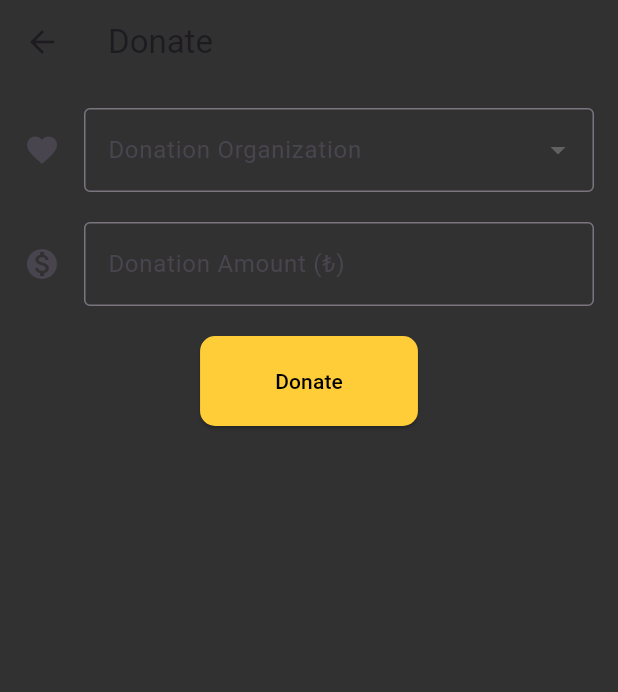
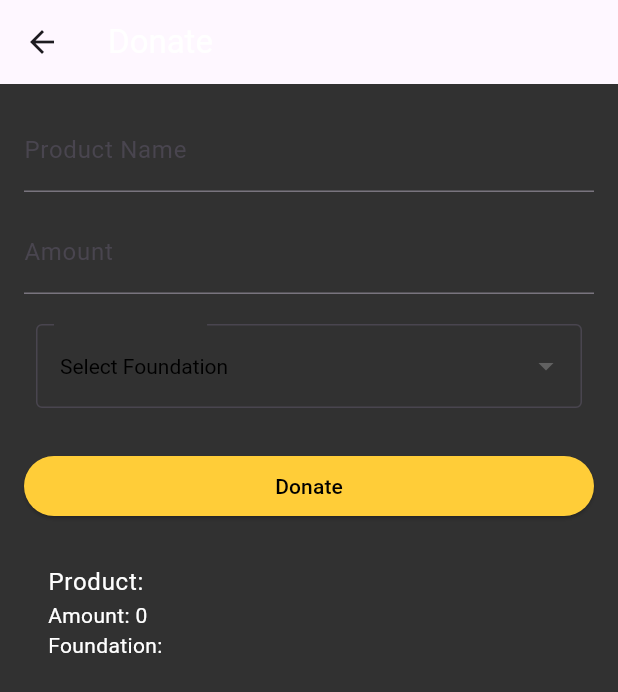
Before and after one commit to iremmanaz/DisasterPal-App, a Flutter app: the DonationPage screen opened by its route, after a tap on "Donate", on a phone screen of 412 x 824 dp. Shown: the top 692 px of the screen. Run offline on Flutter 3.47's test engine with Material 3 defaults, Android fonts, the phone set to English and light mode, and no system bars; our stand-ins replace flutter_map, geolocator, latlong2, shared_preferences, sqflite, timezone; accounts and stored records are empty.

Commit message:
donation

```diff
--- /dev/null
+++ b/lib/donation_data.dart
@@ -0,0 +1,28 @@
+import 'package:flutter/material.dart';
+
+class Donation {
+  String productName;
+  int quantity;
+  String organization;
+
+  Donation(
+      {required this.productName,
+      required this.quantity,
+      required this.organization});
+
+  Map<String, dynamic> toJson() {
+    return {
+      'productName': productName,
+      'quantity': quantity,
+      'organization': organization,
+    };
+  }
+
+  factory Donation.fromJson(Map<String, dynamic> json) {
+    return Donation(
+      productName: json['productName'],
+      quantity: json['quantity'],
+      organization: json['organization'],
+    );
+  }
+}
--- a/lib/donation_page.dart
+++ b/lib/donation_page.dart
@@ -1,4 +1,6 @@
+import 'package:first_app/donation_data.dart';
 import 'package:flutter/material.dart';
+import 'donation_data.dart'; // İlgili sınıfı içe aktarın
 
 class DonationPage extends StatefulWidget {
   @override
@@ -6,107 +8,141 @@ class DonationPage extends StatefulWidget {
 }
 
 class _DonationPageState extends State<DonationPage> {
-  final _formKey = GlobalKey<FormState>();
-  String _chosenOrganization = 'Choose an Organization';
-  double _donationAmount = 0.0;
+  TextEditingController productNameController = TextEditingController();
+  TextEditingController quantityController = TextEditingController();
+  TextEditingController organizationController = TextEditingController();
 
-  List<String> organizations = [
-    'Red Crescent',
-    'Lösev',
-    'TEMA Foundation',
-    'Ahbap Association',
+  List<Donation> donations = [];
+  String selectedFoundationType = 'Select Foundation';
+  List<String> foundationTypes = [
+    'Yeşilay',
+    'Akut',
+    'Kızılay',
+    'Ahbap',
   ];
 
   @override
   Widget build(BuildContext context) {
     return Scaffold(
       appBar: AppBar(
-        title: Text('Donate'),
-        backgroundColor: const Color.fromARGB(255, 49, 49, 49),
+        title: Text(
+          'Donate',
+          style: TextStyle(color: Colors.white), // Renk ataması
+        ),
       ),
       body: Padding(
-        padding: const EdgeInsets.all(16.0),
-        child: Form(
-          key: _formKey,
+        padding: EdgeInsets.all(16.0),
         child: Column(
-            crossAxisAlignment: CrossAxisAlignment.start,
-            children: <Widget>[
-              DropdownButtonFormField(
-                value: _chosenOrganization,
-                onSaved: (value) {
-                  _chosenOrganization = value.toString();
-                },
-                onChanged: (newValue) {
+          crossAxisAlignment: CrossAxisAlignment.stretch,
+          children: [
+            TextField(
+              controller: productNameController,
+              decoration: InputDecoration(labelText: 'Product Name'),
+              style: TextStyle(
+                  color:
+                      const Color.fromARGB(255, 255, 255, 255)), // Renk ataması
+            ),
+            SizedBox(height: 12.0),
+            TextField(
+              controller: quantityController,
+              decoration: InputDecoration(labelText: 'Amount'),
+              keyboardType: TextInputType.number,
+              style: TextStyle(
+                  color: Color.fromARGB(255, 255, 255, 255)), // Renk ataması
+            ),
+            SizedBox(height: 12.0),
+            Padding(
+              padding: const EdgeInsets.all(8.0),
+              child: DropdownButtonFormField<String>(
+                value: selectedFoundationType,
+                items: [
+                  DropdownMenuItem(
+                    value: 'Select Foundation',
+                    child: Text('Select Foundation'),
+                  ),
+                  ...foundationTypes.map((type) {
+                    return DropdownMenuItem<String>(
+                      value: type,
+                      child: Text(type),
+                    );
+                  }).toList(),
+                ],
+                onChanged: (String? newValue) {
                   setState(() {
-                    _chosenOrganization = newValue.toString();
+                    selectedFoundationType = newValue!;
                   });
                 },
-                items: organizations.map((organization) {
-                  return DropdownMenuItem(
-                    child: Text(organization),
-                    value: organization,
-                  );
-                }).toList(),
                 decoration: InputDecoration(
-                  labelText: 'Donation Organization',
-                  icon: Icon(Icons.favorite),
+                  labelText: 'Foundation Type',
                   border: OutlineInputBorder(),
+                  labelStyle:
+                      TextStyle(color: const Color.fromARGB(255, 49, 49, 49)),
+                  filled: true, // Arka planı doldur
+                  fillColor:
+                      const Color.fromARGB(255, 49, 49, 49), // Arka plan rengi
+                ),
+                style: TextStyle(color: Color.fromARGB(255, 0, 0, 0)),
               ),
             ),
-              SizedBox(height: 20),
-              TextFormField(
-                decoration: InputDecoration(
-                  labelText: 'Donation Amount (₺)',
-                  icon: Icon(Icons.monetization_on),
-                  border: OutlineInputBorder(),
+            SizedBox(height: 20.0),
+            ElevatedButton(
+              onPressed: () {
+                setState(() {
+                  String productName = productNameController.text;
+                  int quantity = int.tryParse(quantityController.text) ?? 0;
+                  String organization = organizationController.text;
+
+                  Donation newDonation = Donation(
+                    productName: productName,
+                    quantity: quantity,
+                    organization: organization,
+                  );
+
+                  donations.add(newDonation);
+
+                  // İşlenen verileri kullanabilir veya başka bir işlem yapabilirsiniz
+                  print('New Donation: $newDonation');
+
+                  // Text alanlarını temizle
+                  productNameController.clear();
+                  quantityController.clear();
+                  organizationController.clear();
+                });
+              },
+              child: Text(
+                'Donate',
+                style: TextStyle(
+                    color: Color.fromARGB(255, 0, 0, 0)), // Renk ataması
               ),
-                keyboardType: TextInputType.number,
-                onSaved: (value) {
-                  _donationAmount = double.parse(value ?? '0');
-                },
+              style: ButtonStyle(
+                backgroundColor: MaterialStateProperty.all<Color>(
+                    const Color.fromARGB(
+                        255, 255, 205, 56)), // Buton arkaplan rengi
               ),
-              SizedBox(height: 20),
-              Center(
-                child: ElevatedButton(
-                  onPressed: () {
-                    if (_formKey.currentState!.validate()) {
-                      _formKey.currentState!.save();
-                      // Donation processing logic here
-                      showDialog(
-                        context: context,
-                        builder: (BuildContext context) {
-                          return AlertDialog(
-                            title: Text('Donation Confirmation'),
-                            content: Text(
-                                'You have donated $_donationAmount ₺ to $_chosenOrganization.'),
-                            actions: <Widget>[
-                              TextButton(
-                                child: Text('OK'),
-                                onPressed: () {
-                                  Navigator.of(context).pop();
-                                },
             ),
-                            ],
+            SizedBox(height: 20.0),
+            Expanded(
+              child: ListView.builder(
+                itemCount: donations.length,
+                itemBuilder: (context, index) {
+                  return ListTile(
+                    title: Text(
+                      'Product: ${donations[index].productName}',
+                      style:
+                          TextStyle(color: Colors.white), // Başlık metni rengi
+                    ),
+                    subtitle: Text(
+                      'Amount: ${donations[index].quantity}\nFoundation: ${donations[index].organization}',
+                      style:
+                          TextStyle(color: Colors.white), // Altyazı metni rengi
+                    ),
                   );
                 },
-                      );
-                    }
-                  },
-                  child: Text('Donate'),
-                  style: ElevatedButton.styleFrom(
-                    foregroundColor: Colors.black,
-                    backgroundColor: Color.fromARGB(255, 255, 205, 56),
-                    padding: EdgeInsets.symmetric(horizontal: 50, vertical: 20),
-                    shape: RoundedRectangleBorder(
-                      borderRadius: BorderRadius.circular(10),
-                    ),
-                  ),
               ),
             ),
           ],
         ),
       ),
-      ),
     );
   }
 }
```
Lines whose indentation alone changed are shown as unchanged.
